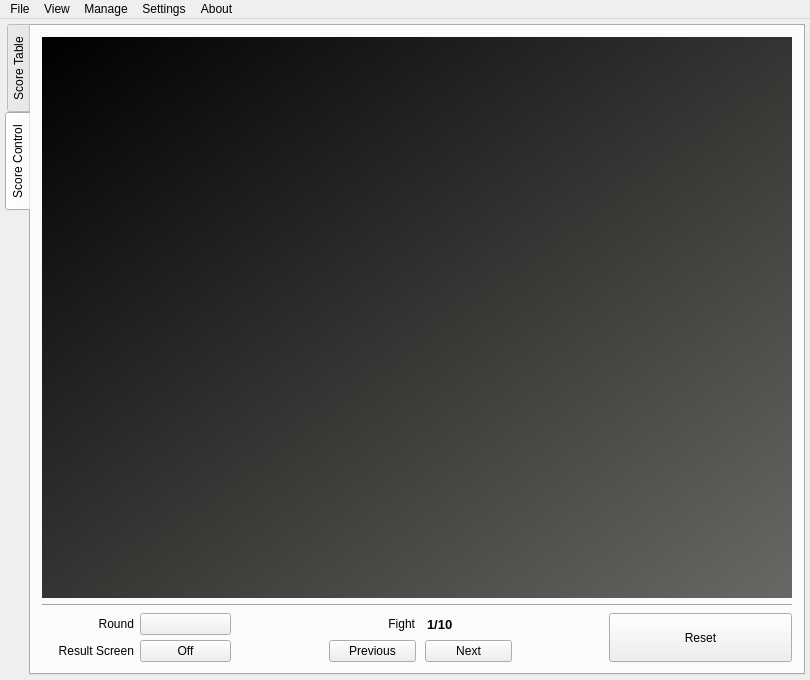
This is TeamTournament/mainwindow.ui in fmuecke/Ipponboard as Qt 5 draws it before an edit. The edited form follows.
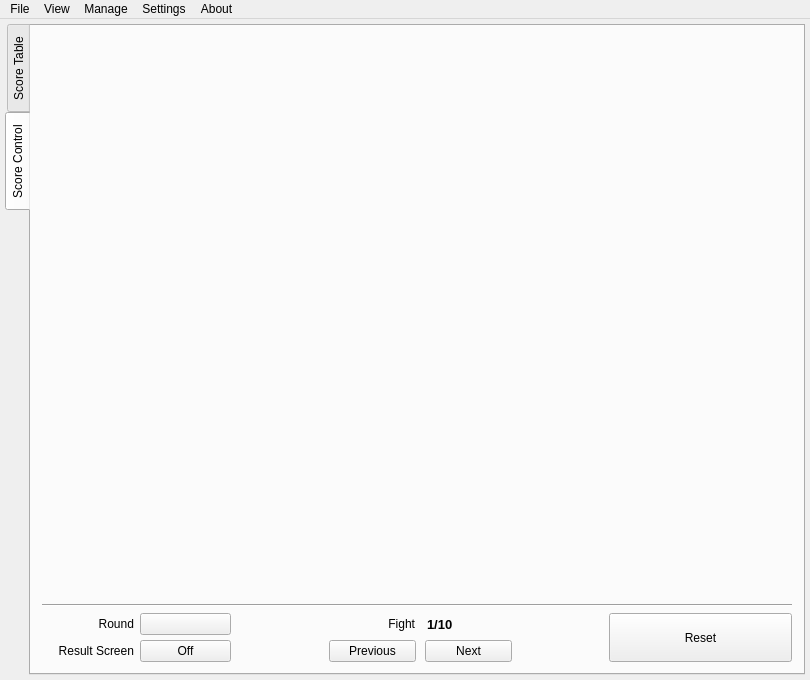
This is the edited form. The open tabs and pages were chosen to show the change. Icons and pictures are not drawn.

Commit message: - ALL: removed the default black background style setting of the view panel - ALL: added option to set the main timer via context menu (fixes #15)

The edit to the form file:
```diff
--- a/TeamTournament/mainwindow.ui
+++ b/TeamTournament/mainwindow.ui
@@ -712,7 +712,7 @@
         <item>
          <widget class="QFrame" name="frame_primary_view">
           <property name="styleSheet">
-           <string notr="true">background-color: qlineargradient(spread:pad, x1:0, y1:0, x2:1, y2:1, stop:0 rgba(0, 0, 0, 255), stop:1 rgba(106, 104, 100, 255));</string>
+           <string notr="true"/>
           </property>
           <property name="frameShape">
            <enum>QFrame::NoFrame</enum>
```
Left out of the diff: 2 changed lines with no effect on the pictures. The commit also changes 5 other files.
